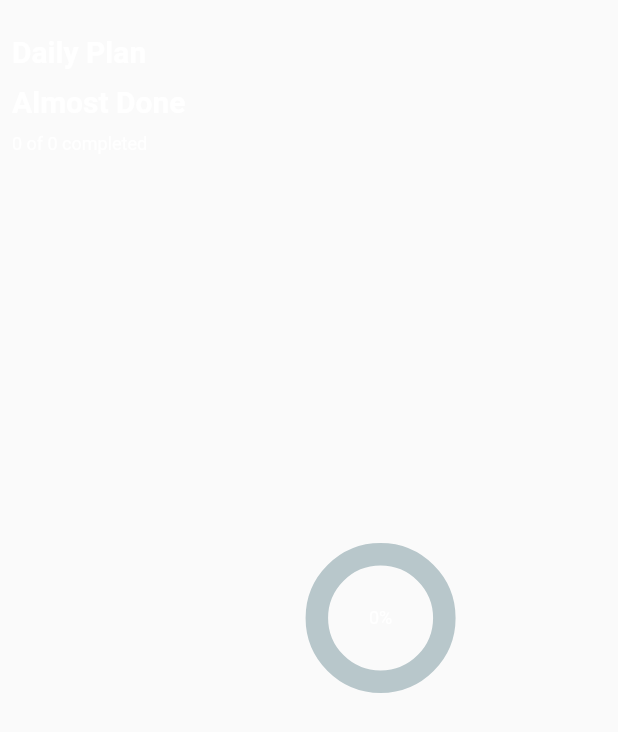
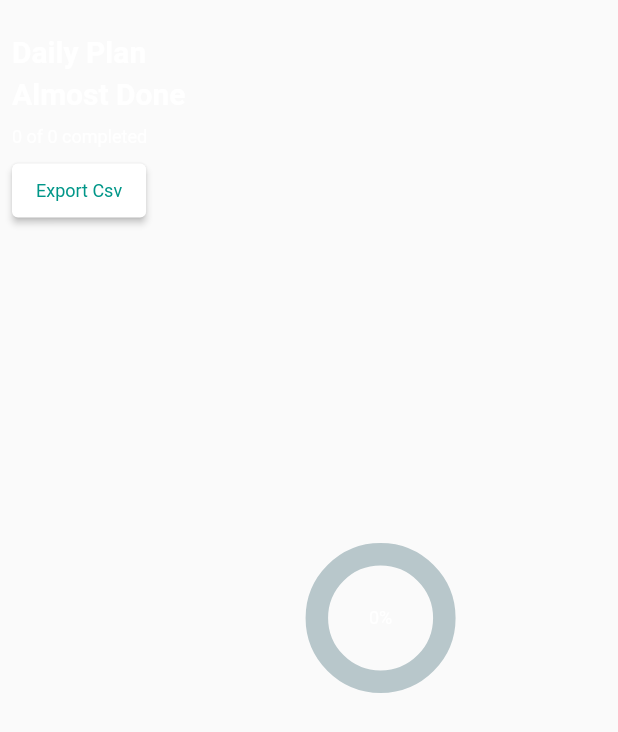
Before and after one commit to umaisqureshi/FlutterTask, a Flutter app: what taskAndCountWidget() shows on an empty page, opened directly with empty values, on a phone screen of 412 x 824 dp. Shown: the top 732 px of the screen. Run offline on Flutter 3.47's test engine with Material 2 defaults, Android fonts, the phone set to English and light mode, and no system bars; drawn by our look-alikes of percent_indicator; our stand-ins replace cloud_firestore, csv, firebase_core, flutter_riverpod, go_router, google_fonts and 1 more; missing offline and left inert: drag_and_drop_lists; accounts and stored records are empty.

Commit message:
h Commit

```diff
--- a/lib/Features/CreateTask/Controller/CreateTaskControllerImp.dart
+++ b/lib/Features/CreateTask/Controller/CreateTaskControllerImp.dart
@@ -33,6 +33,7 @@ class CreateTaskControllerImp extends CreateTaskController {
         "isComplete": false,
         "createdAt": DateTime.now().millisecondsSinceEpoch
       }).then((value) {
+
         collectionRef.doc(value.id).update({"id": value.id});
       });
       return true;
--- a/lib/Features/home/Components/taskAndCountComp.dart
+++ b/lib/Features/home/Components/taskAndCountComp.dart
@@ -1,9 +1,10 @@
-
 import 'package:flutter/material.dart';
+import 'package:fluttertask/Widgets/widgets.dart';
 import 'package:google_fonts/google_fonts.dart';
 import 'package:percent_indicator/circular_percent_indicator.dart';
 
-Widget taskAndCountWidget(int total, int completed, double percentage) {
+Widget taskAndCountWidget(
+    int total, int completed, double percentage, VoidCallback onPress) {
   return Padding(
     padding: const EdgeInsets.all(8.0),
     child: Row(
@@ -23,7 +24,7 @@ Widget taskAndCountWidget(int total, int completed, double percentage) {
                   fontWeight: FontWeight.bold),
             ),
             const SizedBox(
-              height: 10,
+              height: 5,
             ),
             Text(
               "Almost Done",
@@ -41,7 +42,20 @@ Widget taskAndCountWidget(int total, int completed, double percentage) {
                   color: Colors.white,
                   fontSize: 12,
                   fontWeight: FontWeight.w400),
-            )
+            ),
+            const SizedBox(
+              height: 5,
+            ),
+            ElevatedButton(
+                onPressed: onPress,
+                style: ElevatedButton.styleFrom(backgroundColor: Colors.white),
+                child: Text(
+                  "Export Csv",
+                  style: GoogleFonts.aBeeZee(
+                      color: Colors.teal,
+                      fontSize: 12,
+                      fontWeight: FontWeight.w400),
+                )),
           ],
         ),
         const SizedBox(
--- a/pubspec.yaml
+++ b/pubspec.yaml
@@ -44,6 +44,9 @@ dependencies:
   intl: any
   percent_indicator: ^4.2.2
   cloud_firestore: ^4.3.1
+  csv: ^5.0.0
+  path_provider: ^2.0.2
+  permission_handler: ^7.1.0
 
 dev_dependencies:
   flutter_test:
```
Also changed, not shown: lib/Features/home/Components/homeMiddleComp.dart (+48 -2 lines), lib/Features/home/Controller/homeControllerImp.dart (+3 -4 lines), lib/Features/home/View/homeView.dart (+8 -12 lines), pubspec.lock, 2 other files.
